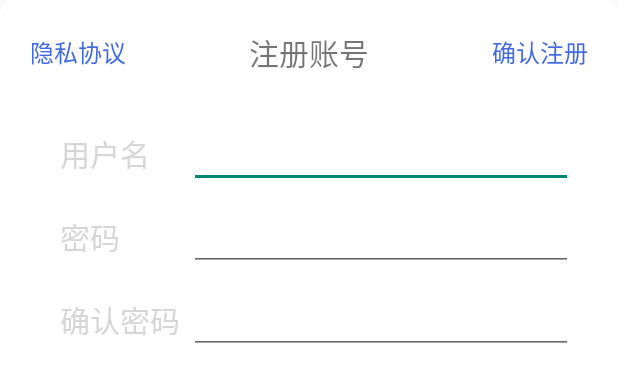
After one commit to paul623/HiMyNote, an Android app: the layout dialog_register.xml on its own in the app's theme, with its tools: preview values and no code run, on a phone screen of 412 x 824 dp. The commit adds this screen. Shown: the top 382 px of the screen. Run offline under Robolectric (Android 15) with nearby library versions, the phone set to English and light mode, and no system bars.

Commit message:
登录注册施工完成

```diff
--- a/app/build.gradle
+++ b/app/build.gradle
@@ -8,8 +8,8 @@ android {
         applicationId "com.paul.himynote"
         minSdkVersion 24
         targetSdkVersion 29
-        versionCode 4
-        versionName "0.0.4"
+        versionCode 5
+        versionName "0.0.4.1"
 
         testInstrumentationRunner "androidx.test.runner.AndroidJUnitRunner"
     }
@@ -45,7 +45,7 @@ dependencies {
     implementation 'com.github.lygttpod:SuperTextView:2.4.2'
 
     //WebDav
-    implementation 'com.thegrizzlylabs.sardine-android:sardine-android:0.5'
+    implementation 'com.thegrizzlylabs.sardine-android:sardine-android:0.7'
     //GSON
     implementation 'com.google.code.gson:gson:2.8.6'
     //Toasty
--- /dev/null
+++ b/app/src/main/res/layout/dialog_register.xml
@@ -0,0 +1,116 @@
+<?xml version="1.0" encoding="utf-8"?>
+<LinearLayout
+    android:orientation="vertical"
+    android:layout_height="match_parent"
+    android:layout_width="match_parent"
+    android:background="@drawable/dialog_round_background"
+    xmlns:android="http://schemas.android.com/apk/res/android">
+    <LinearLayout
+        android:orientation="horizontal"
+        android:layout_width="match_parent"
+        android:layout_height="50dp"
+        android:padding="10dp">
+        <TextView
+            android:gravity="center_vertical|start"
+            android:textColor="#4169E1"
+            android:text="隐私协议"
+            android:textSize="16sp"
+            android:layout_weight="2"
+            android:id="@+id/tv_cancel"
+            android:layout_width="match_parent"
+            android:layout_height="match_parent"/>
+        <TextView
+            android:gravity="center"
+            android:textSize="20sp"
+            android:text="注册账号"
+            android:layout_weight="1"
+            android:id="@+id/tv_titlte"
+            android:layout_width="match_parent"
+            android:layout_height="match_parent"/>
+        <TextView
+            android:gravity="center_vertical|end"
+            android:textColor="#4169E1"
+            android:text="确认注册"
+            android:textSize="16sp"
+            android:layout_weight="2"
+            android:id="@+id/tv_confirm"
+            android:layout_width="match_parent"
+            android:layout_height="match_parent"/>
+    </LinearLayout>
+    <LinearLayout
+        android:padding="10dp"
+        android:orientation="vertical"
+        android:layout_width="match_parent"
+        android:layout_height="match_parent">
+        <LinearLayout
+            android:layout_marginTop="10dp"
+            android:paddingStart="20dp"
+            android:paddingEnd="10dp"
+            android:orientation="horizontal"
+            android:layout_width="match_parent"
+            android:layout_height="wrap_content">
+            <TextView
+                android:layout_weight="3"
+                android:gravity="start|center_vertical"
+                android:textSize="20sp"
+                android:textColor="@color/black"
+                android:text="@string/login_username"
+                android:layout_width="match_parent"
+                android:layout_height="match_parent"/>
+            <EditText
+                android:maxLines="1"
+                android:id="@+id/register_et_username"
+                android:inputType="number"
+                android:layout_weight="1"
+                android:layout_width="match_parent"
+                android:layout_height="match_parent"/>
+        </LinearLayout>
+        <LinearLayout
+            android:layout_marginTop="10dp"
+            android:paddingStart="20dp"
+            android:paddingEnd="10dp"
+            android:orientation="horizontal"
+            android:layout_width="match_parent"
+            android:layout_height="wrap_content">
+            <TextView
+                android:layout_weight="3"
+                android:gravity="start|center_vertical"
+                android:textSize="20sp"
+                android:textColor="@color/black"
+                android:text="@string/register_password"
+                android:layout_width="match_parent"
+                android:layout_height="match_parent"/>
+            <EditText
+                android:maxLines="1"
+                android:id="@+id/register_et_password"
+                android:inputType="textPassword"
+                android:layout_weight="1"
+                android:layout_width="match_parent"
+                android:layout_height="match_parent"/>
+        </LinearLayout>
+        <LinearLayout
+            android:layout_marginTop="10dp"
+            android:paddingStart="20dp"
+            android:paddingEnd="10dp"
+            android:orientation="horizontal"
+            android:layout_width="match_parent"
+            android:layout_height="wrap_content">
+            <TextView
+                android:layout_weight="3"
+                android:gravity="start|center_vertical"
+                android:textSize="20sp"
+                android:textColor="@color/black"
+                android:text="@string/register_confirm_password"
+                android:layout_width="match_parent"
+                android:layout_height="match_parent"/>
+            <EditText
+                android:maxLines="1"
+                android:id="@+id/register_et_confirm_password"
+                android:inputType="textPassword"
+                android:layout_weight="1"
+                android:layout_width="match_parent"
+                android:layout_height="match_parent"/>
+        </LinearLayout>
+    </LinearLayout>
+
+</LinearLayout>
--- a/app/src/main/res/values/strings.xml
+++ b/app/src/main/res/values/strings.xml
@@ -29,4 +29,6 @@
     <string name="login_register">立即注册</string>
     <string name="remeber_pass">记住密码</string>
     <string name="login_agreement">隐私协议</string>
+    <string name="register_password">密码</string>
+    <string name="register_confirm_password">确认密码</string>
 </resources>
```
Also changed, not shown: app/src/main/java/com/paul/himynote/API/ILogin.java (added, +9 -0 lines), app/src/main/java/com/paul/himynote/LoginActivity.java (+90 -1 lines), app/src/main/java/com/paul/himynote/Manager/UserService.java (added, +49 -0 lines), app/src/main/res/layout/fun.xml (added, +69 -0 lines).
